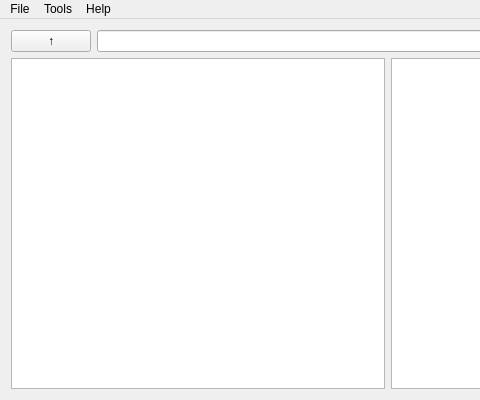
First picture: the form in QtApplShrenamer/QtApplShrenamer.ui, repository brown4j/sh_renamer, before the edit; both pictures show x 0 to 480 and y 0 to 400 of the 775 by 400 pixel window.
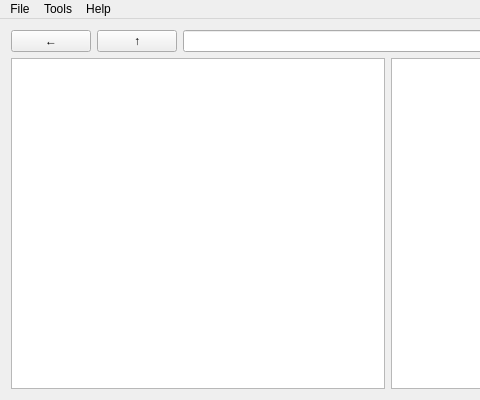
Second picture: the form after the edit.

Commit message: Added Left button, connected Listview with an upper button

The edit to the form file:
```diff
--- a/QtApplShrenamer/QtApplShrenamer.ui
+++ b/QtApplShrenamer/QtApplShrenamer.ui
@@ -27,6 +27,13 @@
     </item>
     <item row="0" column="0">
      <layout class="QHBoxLayout" name="horizontalLayout_2">
+      <item>
+       <widget class="QPushButton" name="pushButtonLeftDir">
+        <property name="text">
+         <string>←</string>
+        </property>
+       </widget>
+      </item>
       <item>
        <widget class="QPushButton" name="pushButtonUpDir">
         <property name="minimumSize">
```
The commit also changes 2 other files.
